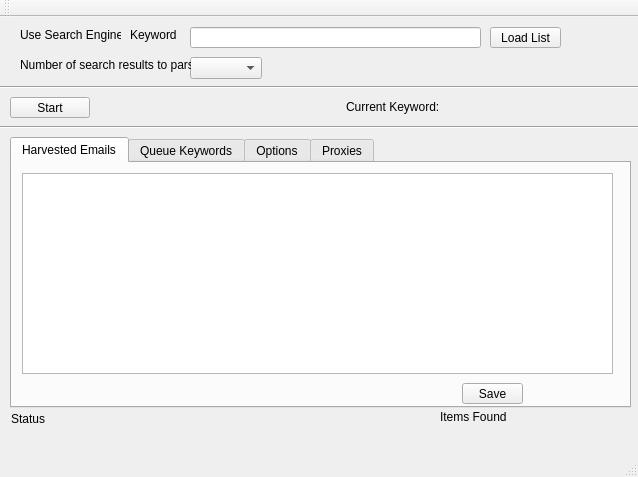
titus-shoats/AES, file ArtistScraper/mainwindow.ui: the form before one commit.
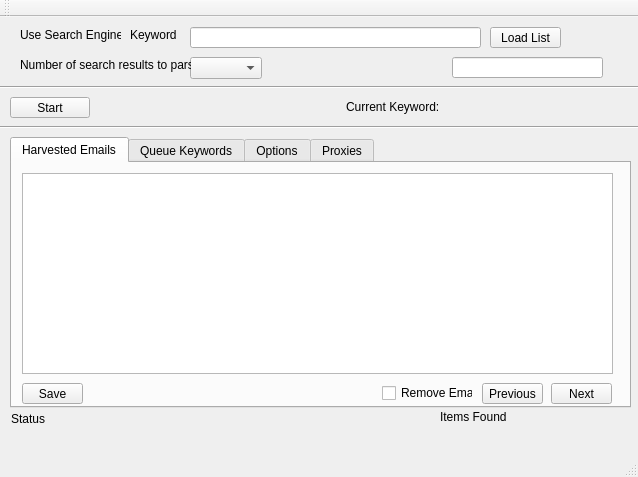
The form after the commit. The open tabs and pages were chosen to show the change.

Commit message: created a delete emails slot that deletes emails in table when checkbox is checked, also added a label that shows keword list text file name

What changed in the file:
```diff
--- a/ArtistScraper/mainwindow.ui
+++ b/ArtistScraper/mainwindow.ui
@@ -128,7 +128,7 @@
      <widget class="QPushButton" name="pushButton_Save">
       <property name="geometry">
        <rect>
-        <x>450</x>
+        <x>10</x>
         <y>220</y>
         <width>61</width>
         <height>21</height>
@@ -138,6 +138,45 @@
        <string>Save</string>
       </property>
      </widget>
+     <widget class="QPushButton" name="pushButton_Next_Email_Pagination">
+      <property name="geometry">
+       <rect>
+        <x>539</x>
+        <y>220</y>
+        <width>61</width>
+        <height>21</height>
+       </rect>
+      </property>
+      <property name="text">
+       <string>Next</string>
+      </property>
+     </widget>
+     <widget class="QPushButton" name="pushButton_Previous_Email_Pagination">
+      <property name="geometry">
+       <rect>
+        <x>470</x>
+        <y>220</y>
+        <width>61</width>
+        <height>21</height>
+       </rect>
+      </property>
+      <property name="text">
+       <string>Previous</string>
+      </property>
+     </widget>
+     <widget class="QCheckBox" name="checkBox_Delete_Emails">
+      <property name="geometry">
+       <rect>
+        <x>370</x>
+        <y>220</y>
+        <width>91</width>
+        <height>20</height>
+       </rect>
+      </property>
+      <property name="text">
+       <string>Remove Emails</string>
+      </property>
+     </widget>
     </widget>
     <widget class="QWidget" name="tab">
      <attribute name="title">
@@ -650,6 +689,19 @@
      <string>Items Found</string>
     </property>
    </widget>
+   <widget class="QLineEdit" name="lineEdit_Keyword_List_File_Location">
+    <property name="geometry">
+     <rect>
+      <x>452</x>
+      <y>40</y>
+      <width>151</width>
+      <height>21</height>
+     </rect>
+    </property>
+    <property name="text">
+     <string/>
+    </property>
+   </widget>
   </widget>
   <widget class="QMenuBar" name="menuBar">
    <property name="geometry">
```
Left out of the diff: 17 changed lines with no effect on the pictures. The commit also changes 6 other files.
